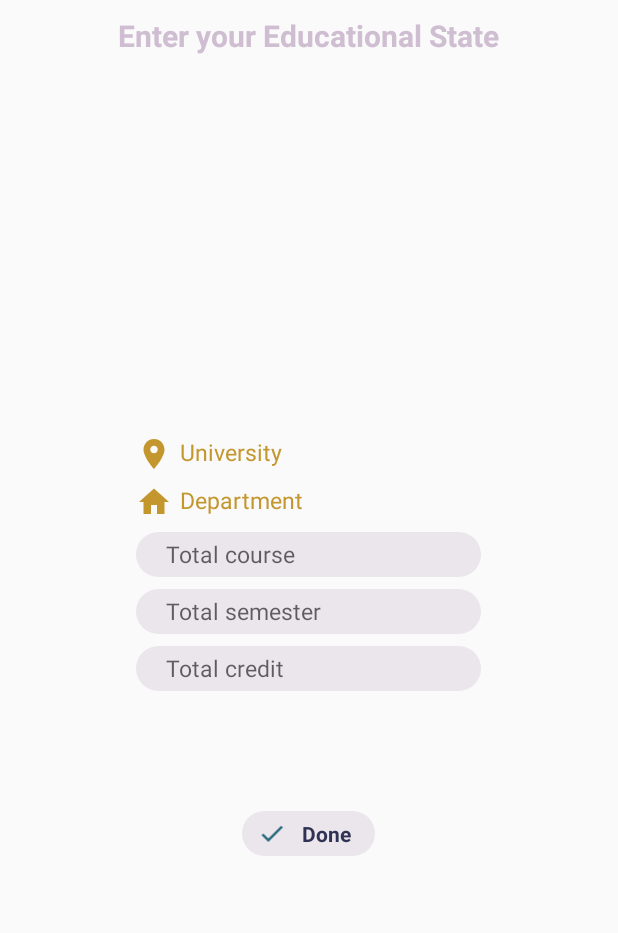
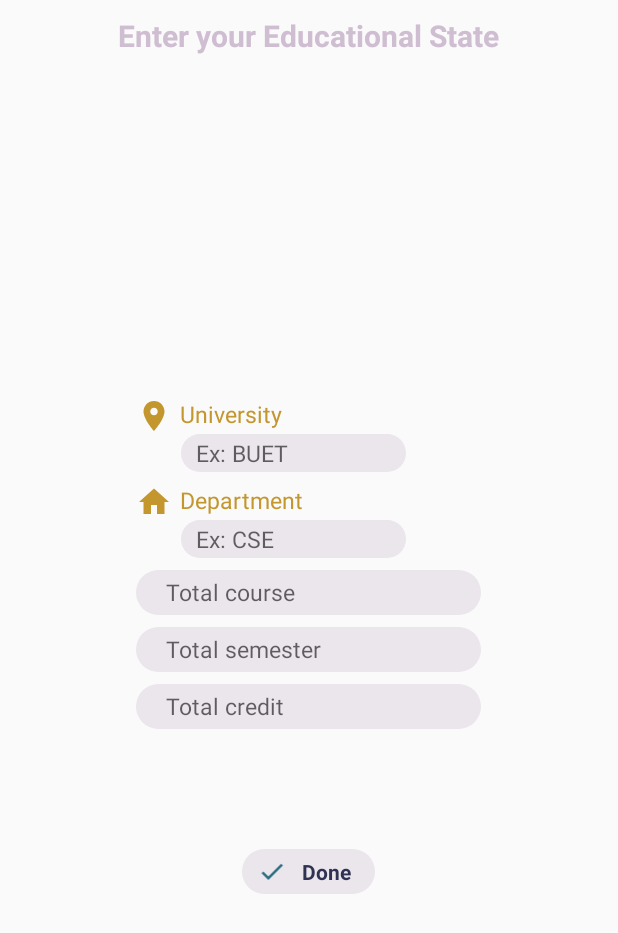
Before and after one commit to Apurba000Biswas/CourseAssistant, an Android app: the layout fragment_log_in_add_profile.xml on its own in the app's theme, with its tools: preview values and no code run, on a phone screen of 412 x 824 dp. Shown: the top 933 px of the screen. Run offline under Robolectric (Android 15) with nearby library versions, the phone set to English and light mode, and no system bars.

Commit message:
3.4 Added Universit and Department Input Field in LoginActivity

```diff
--- a/app/src/main/res/layout/activity_log_in.xml
+++ b/app/src/main/res/layout/activity_log_in.xml
@@ -21,7 +21,7 @@
         <android.support.v4.view.ViewPager
             android:id="@+id/log_tabs"
             android:layout_width="match_parent"
-            android:layout_height="400dp"
+            android:layout_height="450dp"
             android:background="@color/mainBackground" />
 
     </android.support.v7.widget.CardView>
--- a/app/src/main/res/layout/fragment_log_in_add_profile.xml
+++ b/app/src/main/res/layout/fragment_log_in_add_profile.xml
@@ -44,6 +44,15 @@
                 android:layout_height="wrap_content" />
         </LinearLayout>
 
+        <EditText
+            android:textSize="15sp"
+            android:layout_marginLeft="30dp"
+            android:background="@drawable/arch"
+            android:hint="@string/hint_university"
+            android:paddingLeft="10dp"
+            android:layout_width="150dp"
+            android:layout_height="25dp" />
+
         <LinearLayout
             android:layout_marginTop="8dp"
             android:orientation="horizontal"
@@ -61,6 +70,15 @@
                 android:layout_width="wrap_content"
                 android:layout_height="wrap_content" />
         </LinearLayout>
+
+        <EditText
+            android:textSize="15sp"
+            android:layout_marginLeft="30dp"
+            android:background="@drawable/arch"
+            android:hint="@string/hint_department"
+            android:paddingLeft="10dp"
+            android:layout_width="150dp"
+            android:layout_height="25dp" />
 
         <EditText
             android:layout_marginTop="8dp"
--- a/app/src/main/res/values/strings.xml
+++ b/app/src/main/res/values/strings.xml
@@ -7,6 +7,8 @@
     <string name="hint_total_course">Total course</string>
     <string name="hint_total_semester">Total semester</string>
     <string name="hint_total_credit">Total credit</string>
+    <string name="hint_university">Ex: BUET</string>
+    <string name="hint_department">Ex: CSE</string>
 
     <string name="text_university">University</string>
     <string name="text_department">Department</string>
```
